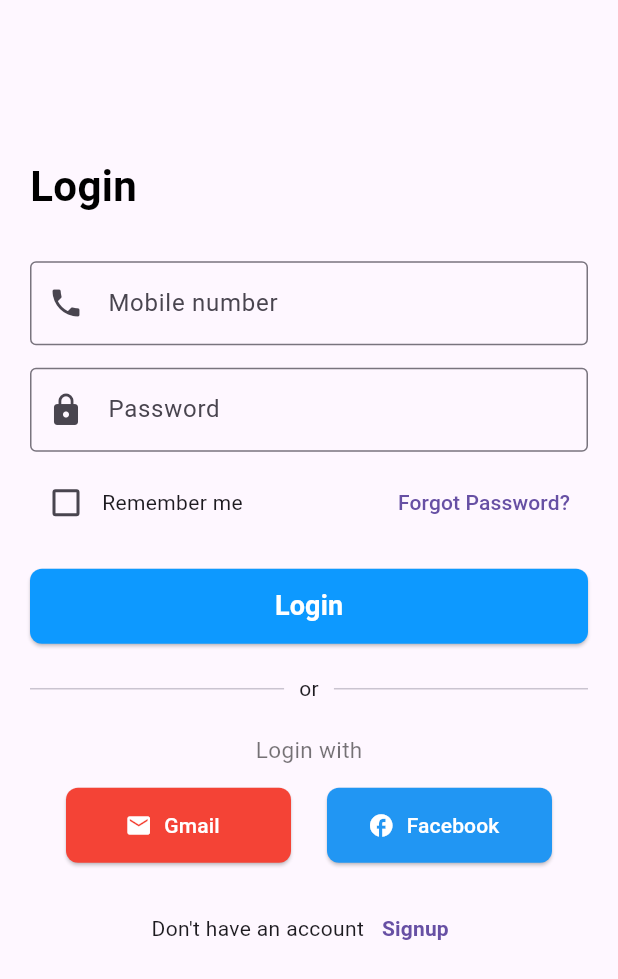
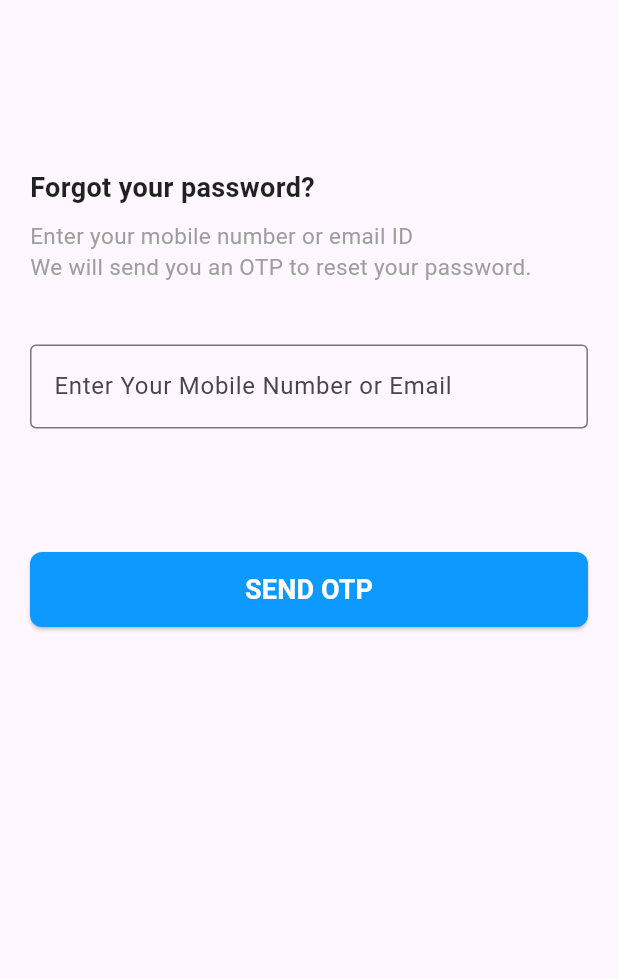
Before and after one commit to Nazebul-rudhro/WasteFoodManagement-, a Flutter app: the LoginScreen screen opened by its route, after a tap on "Forgot Password?", on a phone screen of 412 x 824 dp. Shown: the top 979 px of the screen. Run offline on Flutter 3.47's test engine with Material 3 defaults, Android fonts, the phone set to English and light mode, and no system bars; our stand-ins replace firebase_core, firebase_crashlytics, google_fonts, pin_code_fields; accounts and stored records are empty.

Commit message:
third commit

```diff
--- a/lib/app/app_routes.dart
+++ b/lib/app/app_routes.dart
@@ -1,5 +1,7 @@
 import 'package:flutter/material.dart';
+import 'package:waste_food_management/features/auth/presentation/screens/forgot_password.dart';
 import 'package:waste_food_management/features/auth/presentation/screens/login_screen.dart';
+import 'package:waste_food_management/features/auth/presentation/screens/otp_screen.dart';
 import 'package:waste_food_management/features/auth/presentation/screens/splash_screen.dart';
 import 'package:waste_food_management/features/auth/presentation/screens/splash_screen2.dart';
 import '../features/home/presentation/screens/home_screen.dart';
@@ -10,6 +12,8 @@ class AppRoutes {
     SplashScreenPage.routeName: (_) => const SplashScreenPage(),
     SplashScreenTwo.routeName: (_) => const SplashScreenTwo(),
     LoginScreen.routeName: (_) => const LoginScreen(),
+    ForgotPasswordScreen.routeName: (_) => ForgotPasswordScreen(),
+    OTPScreen.routeName: (_) => OTPScreen(),
     MainScreen.routeName: (_) => const MainScreen(),
 
 
--- a/lib/features/auth/presentation/screens/forgot_password.dart
+++ b/lib/features/auth/presentation/screens/forgot_password.dart
@@ -0,0 +1,46 @@
+import 'package:flutter/material.dart';
+import 'package:waste_food_management/features/auth/presentation/screens/otp_screen.dart';
+import 'package:waste_food_management/features/auth/presentation/widgets/login_button.dart';
+
+import '../widgets/coustom_text_filed.dart';
+import '../widgets/forgot_password_text.dart';
+class ForgotPasswordScreen extends StatelessWidget {
+  ForgotPasswordScreen({super.key});
+
+  static const String routeName = '/forgot_password';
+  final TextEditingController _controller = TextEditingController();
+
+
+
+  @override
+  Widget build(BuildContext context) {
+    final double screenHight = MediaQuery.of(context).size.height;
+    return Scaffold(
+      body: SafeArea(
+        child: Padding(
+          padding: const EdgeInsets.symmetric(horizontal: 20, vertical: 30),
+          child: Column(
+            crossAxisAlignment: CrossAxisAlignment.start,
+            children: [
+              SizedBox(
+                height: screenHight * 0.1,
+              ),
+              const ForgotPasswordText(),
+              SizedBox(
+                height: screenHight * 0.05,
+              ),
+              CustomTextField(controller: _controller, label: 'Enter Your Mobile Number or Email', hint: 'Phone or Email',),
+              SizedBox(
+                height: screenHight * 0.1,
+              ),
+              LoginButton(buttonName: "SEND OTP", buttonAction: () {
+                Navigator.pushNamed(context, OTPScreen.routeName);
+              },),
+
+            ],
+          ),
+        ),
+      ),
+    );
+  }
+}
--- a/lib/features/auth/presentation/screens/splash_screen2.dart
+++ b/lib/features/auth/presentation/screens/splash_screen2.dart
@@ -17,8 +17,8 @@ class SplashScreenTwo extends StatelessWidget {
       subtitle: "Manage your food waste easily ......",
       buttonText: "Next",
       image: AppImage.splashScreen1,
-      onSkip: () => Navigator.pushNamed(context, MainScreen.routeName),
-      onNext: () => Navigator.pushNamed(context, MainScreen.routeName),
+      onSkip: () => Navigator.pushNamed(context, LoginScreen.routeName),
+      onNext: () => Navigator.pushNamed(context, LoginScreen.routeName),
     );
   }
 }
--- a/lib/features/auth/presentation/sections/login_form.dart
+++ b/lib/features/auth/presentation/sections/login_form.dart
@@ -1,4 +1,5 @@
 import 'package:flutter/material.dart';
+import 'package:waste_food_management/features/auth/presentation/screens/forgot_password.dart';
 
 import '../../../../app/app_theme.dart';
 import '../../../../core/constants/app_colors.dart';
@@ -60,7 +61,9 @@ class _LoginFormState extends State<LoginForm> {
               ],
             ),
             TextButton(
-              onPressed: () {},
+              onPressed: () {
+                Navigator.pushNamed(context, ForgotPasswordScreen.routeName);
+              },
               child: const Text("Forgot Password?"),
             ),
           ],
@@ -68,7 +71,7 @@ class _LoginFormState extends State<LoginForm> {
         const SizedBox(height: 20),
 
         // Login Button
-        LoginButton(buttonName: 'Login',)
+        LoginButton(buttonName: 'Login', buttonAction: () {  },)
         // SizedBox(
         //   width: double.infinity,
         //   height: 50,
--- /dev/null
+++ b/lib/features/auth/presentation/widgets/forgot_password_text.dart
@@ -0,0 +1,26 @@
+import 'package:flutter/material.dart';
+
+import '../../../../app/app_theme.dart';
+class ForgotPasswordText extends StatelessWidget {
+  const ForgotPasswordText({super.key});
+
+  @override
+  Widget build(BuildContext context) {
+    return Column(
+      crossAxisAlignment: CrossAxisAlignment.start,
+      children: [
+        Text(
+          "Forgot your password?",
+          style: AppTheme.heading2,
+        ),
+        const SizedBox(height: 8),
+        Text(
+          "Enter your mobile number or email ID\nWe will send you an OTP to reset your password.",
+          style: AppTheme.heading3.copyWith(
+            color: Colors.grey,
+          ),
+        ),
+      ],
+    );
+  }
+}
--- a/lib/features/auth/presentation/widgets/login_button.dart
+++ b/lib/features/auth/presentation/widgets/login_button.dart
@@ -4,8 +4,9 @@ import 'package:flutter/material.dart';
 import '../../../../app/app_theme.dart';
 import '../../../../core/constants/app_colors.dart';
 class LoginButton extends StatelessWidget{
-  const LoginButton({super.key, required this.buttonName});
+  const LoginButton({super.key, required this.buttonName, required this.buttonAction});
   final String  buttonName;
+  final VoidCallback buttonAction;
 
   @override
   Widget build(BuildContext context) {
@@ -13,7 +14,7 @@ class LoginButton extends StatelessWidget{
       width: double.infinity,
       height: 50,
       child: ElevatedButton(
-        onPressed: () {},
+        onPressed: buttonAction,
         style: ElevatedButton.styleFrom(
           backgroundColor: AppColor.primary,
           shape: RoundedRectangleBorder(
--- a/pubspec.yaml
+++ b/pubspec.yaml
@@ -19,6 +19,7 @@ dependencies:
   firebase_crashlytics: ^5.0.5
   firebase_analytics: ^12.0.4
   google_fonts: ^6.3.3
+  pin_code_fields: ^8.0.1
 
 dev_dependencies:
   flutter_test:
```
Also changed, not shown: lib/features/auth/presentation/screens/otp_screen.dart (added, +191 -0 lines), pubspec.lock.
